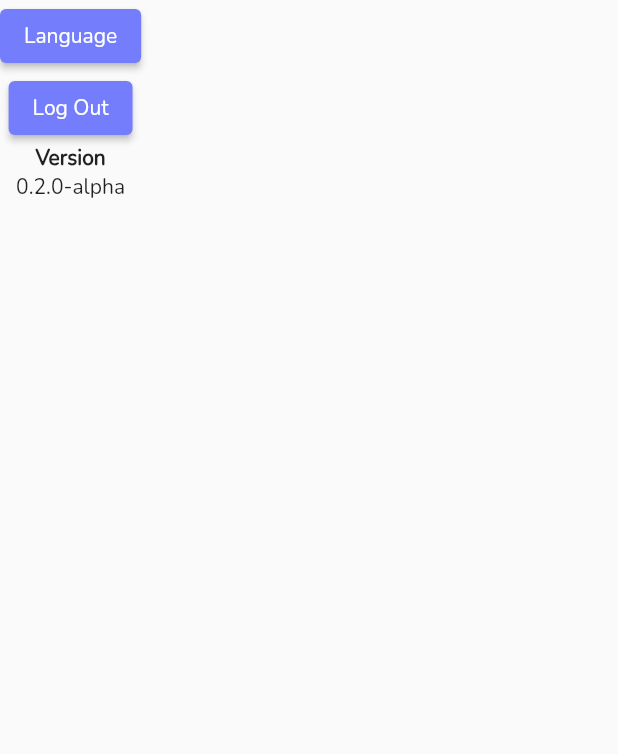
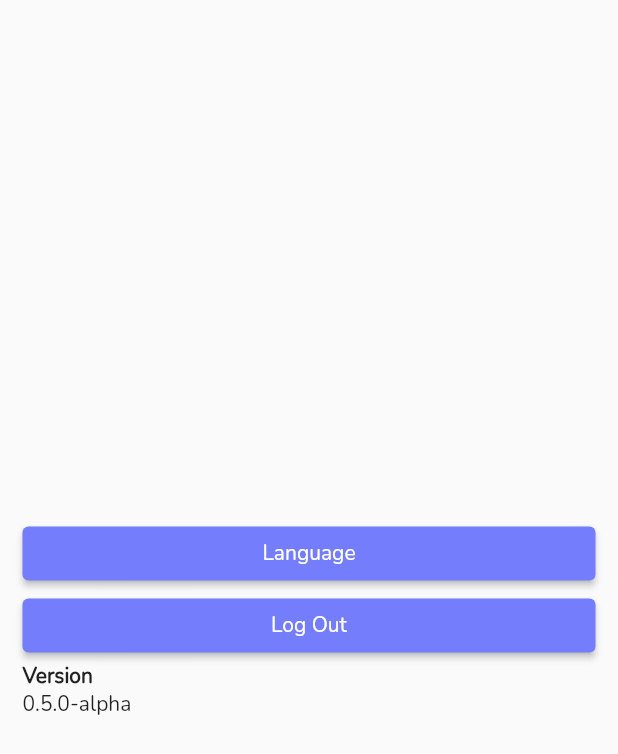
Before and after one commit to RecepBorekci/Pixie, a Flutter app: the SettingsScreen screen opened by its route, on a phone screen of 412 x 824 dp. Shown: the top 754 px of the screen. Run offline on Flutter 3.47's test engine with Material 2 defaults, Android fonts, the phone set to English and light mode, and no system bars; our stand-ins replace firebase_auth, firebase_core, image_picker; accounts and stored records are empty.

Commit message:
I don't remember the changes in that part.

```diff
--- a/lib/screens/settings_screen.dart
+++ b/lib/screens/settings_screen.dart
@@ -32,27 +32,29 @@ class _SettingsScreenState extends State<SettingsScreen> {
   Widget build(BuildContext context) {
     return SafeArea(
       child: Scaffold(
-        body: Column(
+        body: Padding(
+          padding: const EdgeInsets.all(15.0),
+          child: Column(
+            mainAxisAlignment: MainAxisAlignment.center,
+            crossAxisAlignment: CrossAxisAlignment.stretch,
             children: [
               ElevatedButton(onPressed: () {}, child: Text('Language')),
-            Column(
-              children: [
               ElevatedButton(
                 onPressed: () {
                   _auth.signOut();
-                    // Log out button doesn't work yet. Don't press it.
                   Navigator.of(context).popUntil((route) => route.isFirst);
                 },
                 child: Text('Log Out'),
               ),
               Text(
                 'Version',
-                  style: TextStyle(fontWeight: FontWeight.bold),
+                style: TextStyle(
+                  fontWeight: FontWeight.bold,
                 ),
-                Text('0.2.0-alpha')
+              ),
+              Text('0.5.0-alpha')
             ],
-            )
-          ],
+          ),
         ),
       ),
     );
--- a/pubspec.yaml
+++ b/pubspec.yaml
@@ -62,8 +62,8 @@ flutter:
   uses-material-design: true
 
   # To add assets to your application, add an assets section, like this:
-  assets:
-    - temporary_image/
+#  assets:
+#    - temporary_image/
 
   # assets:
   #   - images/a_dot_burr.jpeg
```
Also changed, not shown: lib/screens/photo_editing_screen.dart (+11 -11 lines). Lines whose indentation alone changed are shown as unchanged.
